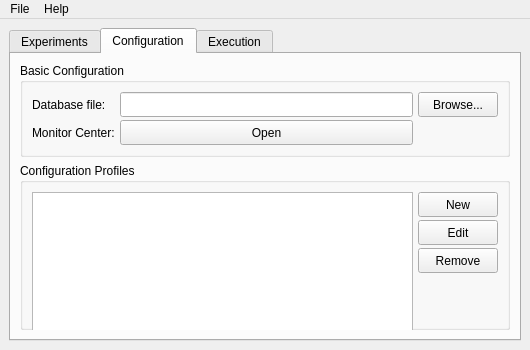
This is saccadeApp/resources/gui_files/ui_files/saccadeApp.ui in cwichel/Thesis_Code as Qt 5 draws it before an edit. The edited form follows.
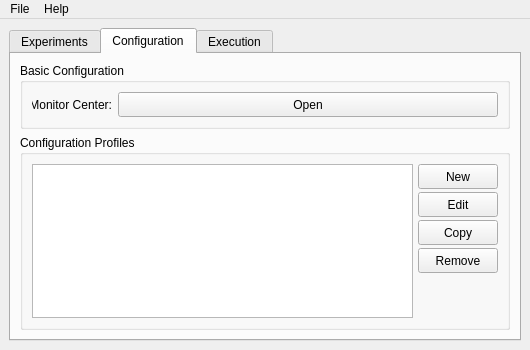
This is the edited form. The open tabs and pages were chosen to show the change.

What changed in the file:
```diff
--- a/saccadeApp/resources/gui_files/ui_files/saccadeApp.ui
+++ b/saccadeApp/resources/gui_files/ui_files/saccadeApp.ui
@@ -170,90 +170,30 @@
           <property name="title">
            <string>Basic Configuration</string>
           </property>
-          <layout class="QGridLayout" name="gridLayout_2">
-           <property name="horizontalSpacing">
-            <number>5</number>
-           </property>
-           <property name="verticalSpacing">
-            <number>3</number>
-           </property>
-           <item row="0" column="0">
-            <widget class="QLabel" name="lbl_path_database">
-             <property name="minimumSize">
-              <size>
-               <width>0</width>
-               <height>25</height>
-              </size>
-             </property>
-             <property name="maximumSize">
-              <size>
-               <width>16777215</width>
-               <height>25</height>
-              </size>
-             </property>
-             <property name="text">
-              <string>Database file:</string>
-             </property>
-            </widget>
-           </item>
-           <item row="1" column="0">
+          <layout class="QHBoxLayout" name="horizontalLayout_3">
+           <item>
             <widget class="QLabel" name="lbl_monitor_center">
              <property name="minimumSize">
               <size>
-               <width>0</width>
+               <width>80</width>
                <height>25</height>
               </size>
              </property>
              <property name="maximumSize">
               <size>
-               <width>16777215</width>
+               <width>80</width>
                <height>25</height>
               </size>
              </property>
              <property name="text">
               <string>Monitor Center:</string>
              </property>
-            </widget>
-           </item>
-           <item row="0" column="1">
-            <widget class="QLineEdit" name="led_path_database">
-             <property name="minimumSize">
-              <size>
-               <width>150</width>
-               <height>25</height>
-              </size>
+             <property name="alignment">
+              <set>Qt::AlignRight|Qt::AlignTrailing|Qt::AlignVCenter</set>
              </property>
-             <property name="maximumSize">
-              <size>
-               <width>16777215</width>
-               <height>25</height>
-              </size>
-             </property>
-             <property name="text">
-              <string/>
-             </property>
             </widget>
            </item>
-           <item row="0" column="2">
-            <widget class="QPushButton" name="pbt_path_database">
-             <property name="minimumSize">
-              <size>
-               <width>80</width>
-               <height>25</height>
-              </size>
-             </property>
-             <property name="maximumSize">
-              <size>
-               <width>80</width>
-               <height>25</height>
-              </size>
-             </property>
-             <property name="text">
-              <string>Browse...</string>
-             </property>
-            </widget>
-           </item>
-           <item row="1" column="1">
+           <item>
             <widget class="QPushButton" name="pbt_monitor_center">
              <property name="minimumSize">
               <size>
@@ -340,6 +280,25 @@
                </property>
               </widget>
              </item>
+             <item>
+              <widget class="QPushButton" name="pbt_configuration_copy">
+               <property name="minimumSize">
+                <size>
+                 <width>80</width>
+                 <height>25</height>
+                </size>
+               </property>
+               <property name="maximumSize">
+                <size>
+                 <width>16777215</width>
+                 <height>25</height>
+                </size>
+               </property>
+               <property name="text">
+                <string>Copy</string>
+               </property>
+              </widget>
+             </item>
              <item>
               <widget class="QPushButton" name="pbt_configuration_remove">
                <property name="minimumSize">
```
